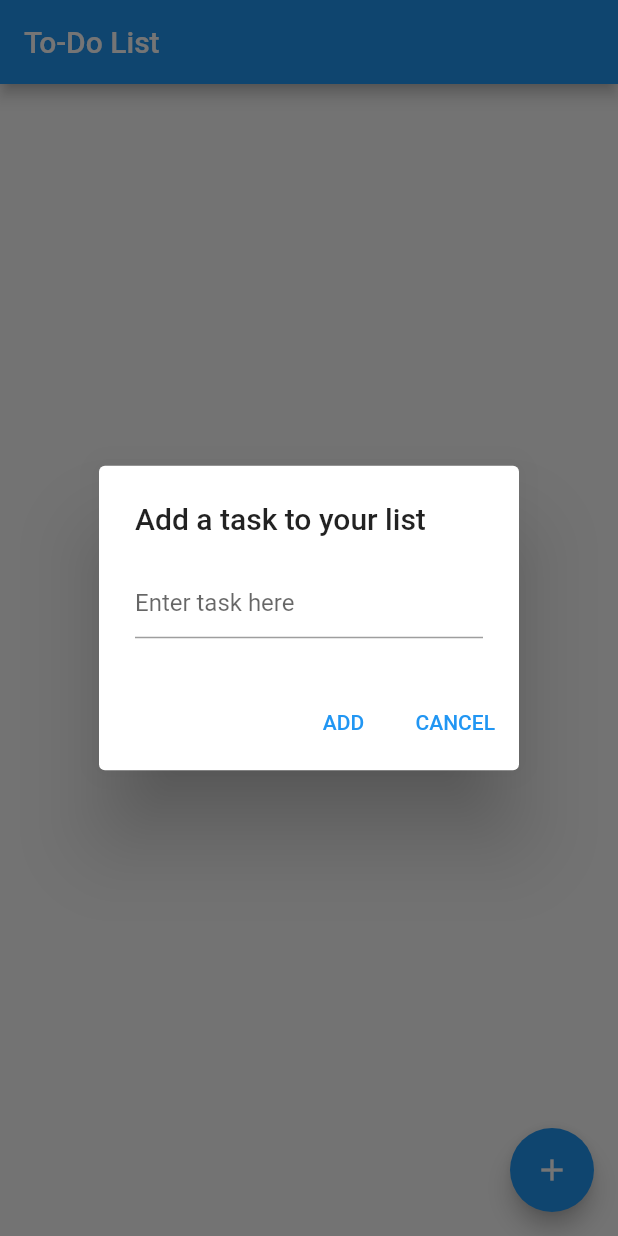
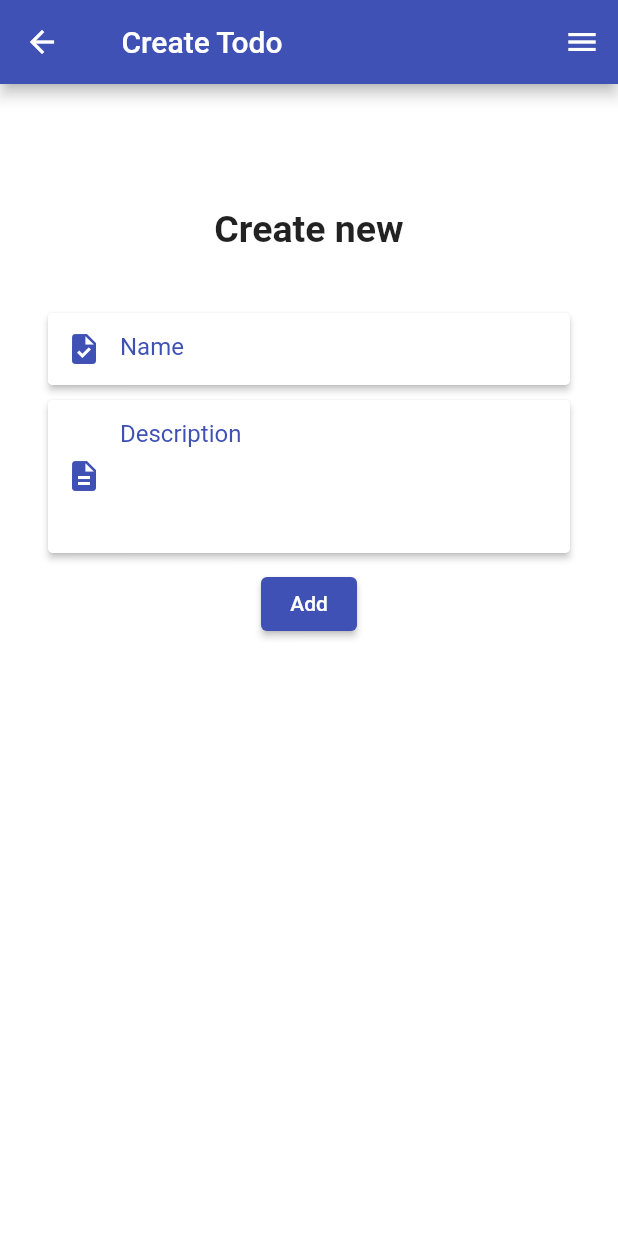
Before and after one commit to yuyumi/-CS-279R-pset-2, a Flutter app: the screen it shows after launch, after a tap on the "add" icon, on a phone screen of 412 x 824 dp. Run offline on Flutter 3.47's test engine with Material 2 defaults, Android fonts, the phone set to English and light mode, and no system bars; our stand-ins replace shared_preferences.

Commit message:
Tutorial Code with CRUD

```diff
--- /dev/null
+++ b/lib/components/Drawer.dart
@@ -0,0 +1,68 @@
+import 'package:flutter/material.dart';
+import 'package:flutter_todo/models/Todo.dart';
+
+class Todo_Drawer extends StatelessWidget {
+  @override
+  Widget build(BuildContext context) {
+    return Drawer(
+        child: Directionality(
+      textDirection: TextDirection.ltr,
+      child: ListView(
+        padding: EdgeInsets.zero,
+        children: <Widget>[
+          Container(
+            color: Colors.indigo,
+            height: 140,
+            child: DrawerHeader(
+              child: Row(
+                children: <Widget>[
+                  SizedBox(
+                    width: 5,
+                  ),
+                  Icon(Icons.check_box, color: Colors.white),
+                  SizedBox(
+                    width: 5,
+                  ),
+                  Text(
+                    Todo.appTitle,
+                    style: TextStyle(color: Colors.white, fontSize: 22),
+                  )
+                ],
+              ),
+              padding: EdgeInsets.all(30),
+              margin: EdgeInsets.all(0),
+            ),
+          ),
+          ListTile(
+            leading: Icon(
+              Icons.home,
+              color: Todo.appColor1,
+            ),
+            title: Text(
+              'Home',
+              style:
+                  TextStyle(color: Todo.appColor1, fontFamily: 'AvenirArabic'),
+            ),
+            onTap: () {
+              Navigator.of(context).pushNamedAndRemoveUntil(
+                  '/', (Route<dynamic> route) => false);
+            },
+          ),
+          ListTile(
+            leading: Icon(
+              Icons.add,
+              color: Todo.appColor1,
+            ),
+            title: Text(
+              'Create new',
+              style: TextStyle(color: Todo.appColor1),
+            ),
+            onTap: () {
+              Navigator.pushNamed(context, '/create');
+            },
+          ),
+        ],
+      ),
+    ));
+  }
+}
--- a/lib/main.dart
+++ b/lib/main.dart
@@ -1,92 +1,23 @@
-// Import packages
 import 'package:flutter/material.dart';
-import 'package:shared_preferences/shared_preferences.dart';
-import 'package:nanoid/nanoid.dart';
+import 'package:flutter_todo/services/saveData.dart';
+import 'package:flutter_todo/theme/style.dart';
+import 'package:flutter_todo/routes.dart';
 
-// Creates a stateless widget class named App
-class App extends StatelessWidget {
-  // Tells the Dart analyzer to override interface build methods with this method
+Future<void> main() async {
+  WidgetsFlutterBinding.ensureInitialized();
+  await Saved_Data.get_data();
+  runApp(TodoApp());
+}
+
+class TodoApp extends StatelessWidget {
   @override
-  // Create a MaterialApp interface with title 'To-Do List' and create  an instance of the TodoList class
   Widget build(BuildContext context) {
-    return MaterialApp(title: 'To-Do List', home: TodoList());
+    return MaterialApp(
+      debugShowCheckedModeBanner: false,
+      title: 'Todo App',
+      theme: appTheme(),
+      initialRoute: '/',
+      routes: Routes.routes,
+    );
   }
 }
-
-// Creates a stateful widget class named TodoList
-class TodoList extends StatefulWidget {
-  @override
-  _TodoListState createState() => _TodoListState();
-}
-
-class _TodoListState extends State<TodoList> {
-  final List<String> _todoList = <String>[];
-  final TextEditingController _textFieldController = TextEditingController();
-
-  @override
-  Widget build(BuildContext context) {
-    return Scaffold(
-      appBar: AppBar(title: const Text('To-Do List')),
-      body: ListView(children: _getItems()),
-      floatingActionButton: FloatingActionButton(
-          onPressed: () => _displayDialog(context),
-          tooltip: 'Add Item',
-          child: Icon(Icons.add)),
-    );
-  }
-
-  void _addTodoItem(String title) {
-    // Wrapping it inside a set state will notify
-    // the app that the state has changed
-    setState(() {
-      _todoList.add(title);
-    });
-    _textFieldController.clear();
-  }
-
-  // Generate list of item widgets
-  Widget _buildTodoItem(String title) {
-    return ListTile(title: Text(title));
-  }
-
-  // Generate a single item widget
-  Future<dynamic> _displayDialog(BuildContext context) async {
-    return showDialog(
-        context: context,
-        builder: (BuildContext context) {
-          return AlertDialog(
-            title: const Text('Add a task to your list'),
-            content: TextField(
-              controller: _textFieldController,
-              decoration: const InputDecoration(hintText: 'Enter task here'),
-            ),
-            actions: <Widget>[
-              TextButton(
-                child: const Text('ADD'),
-                onPressed: () {
-                  Navigator.of(context).pop();
-                  _addTodoItem(_textFieldController.text);
-                },
-              ),
-              TextButton(
-                child: const Text('CANCEL'),
-                onPressed: () {
-                  Navigator.of(context).pop();
-                },
-              )
-            ],
-          );
-        });
-  }
-
-  List<Widget> _getItems() {
-    final List<Widget> _todoWidgets = <Widget>[];
-    for (String title in _todoList) {
-      _todoWidgets.add(_buildTodoItem(title));
-    }
-    return _todoWidgets;
-  }
-}
-
-// Runs the main application
-void main() => runApp(App());
--- /dev/null
+++ b/lib/models/Todo.dart
@@ -0,0 +1,44 @@
+import 'package:flutter/material.dart';
+import 'package:flutter/widgets.dart';
+import 'package:flutter_todo/services/saveData.dart';
+import 'package:shared_preferences/shared_preferences.dart';
+
+class Todo {
+  static String appTitle = "Todo App";
+  static Color appColor1 = Color(0xFF1e2e5e);
+
+  static List<dynamic> all_tasks = [];
+
+  static void set_all_tasks(List<dynamic> t) {
+    all_tasks = t;
+    Saved_Data.set_data(all_tasks);
+  }
+
+  static void task_complete(int id) {
+    all_tasks[id]['complete'] = all_tasks[id]['complete'] == '0' ? '1' : '0';
+    Saved_Data.set_data(all_tasks);
+  }
+
+  static bool is_task_completed(int id) {
+    return all_tasks[id]['complete'] == '1' ? true : false;
+  }
+
+  static void add_task(String name, String description) {
+    all_tasks.add({'name': name, 'description': description, 'complete': '0'});
+    Saved_Data.set_data(all_tasks);
+  }
+
+  static void upd_task(int id, String name, String description, complete) {
+    all_tasks[id] = {
+      'name': name,
+      'description': description,
+      'complete': complete
+    };
+    Saved_Data.set_data(all_tasks);
+  }
+
+  static void del_task(BuildContext context, int id) {
+    all_tasks.removeAt(id);
+    Saved_Data.set_data(all_tasks);
+  }
+}
--- /dev/null
+++ b/lib/routes.dart
@@ -0,0 +1,15 @@
+import 'package:flutter_todo/screens/Home/HomePage.dart';
+import 'package:flutter_todo/screens/Todo/CreatePage.dart';
+import 'package:flutter_todo/screens/Todo/EditPage.dart';
+
+class Routes {
+  static int id = 0;
+
+  static var routes = {
+    '/': (context) => HomePage(),
+    '/create': (context) => CreatePage(),
+    '/update': (context) => UpdatePage(
+          id: id,
+        ),
+  };
+}
--- /dev/null
+++ b/lib/screens/Home/HomePage.dart
@@ -0,0 +1,161 @@
+import 'package:flutter/material.dart';
+import 'package:flutter_todo/components/Drawer.dart';
+import 'package:flutter_todo/models/Todo.dart';
+import 'package:flutter_todo/routes.dart';
+
+class HomePage extends StatefulWidget {
+  const HomePage({Key? key}) : super(key: key);
+
+  @override
+  State<HomePage> createState() => _HomePageState();
+}
+
+class _HomePageState extends State<HomePage> {
+  @override
+  void initState() {
+    //Todo.all_tasks.foreach((key,value)=>_list.add(value['name']));
+    super.initState();
+  }
+
+  @override
+  Widget build(BuildContext context) {
+    return SafeArea(
+      child: Scaffold(
+        appBar: AppBar(
+          title: Row(children: const [
+            Icon(Icons.check_box),
+            SizedBox(
+              width: 9,
+            ),
+            Text('Todo App')
+          ]),
+        ),
+        endDrawer: Todo_Drawer(),
+        body: Container(
+          padding: const EdgeInsets.fromLTRB(5, 20, 5, 10),
+          color: Colors.white,
+          child: ReorderableListView(
+            onReorder: (int start, int current) {
+              // dragging from top to bottom
+              if (start < current) {
+                int end = current - 1;
+                dynamic startItem = Todo.all_tasks[start];
+                int i = 0;
+                int local = start;
+                do {
+                  Todo.all_tasks[local] = Todo.all_tasks[++local];
+                  i++;
+                } while (i < end - start);
+                Todo.all_tasks[end] = startItem;
+              }
+              // dragging from bottom to top
+              else if (start > current) {
+                dynamic startItem = Todo.all_tasks[start];
+                for (int i = start; i > current; i--) {
+                  Todo.all_tasks[i] = Todo.all_tasks[i - 1];
+                }
+                Todo.all_tasks[current] = startItem;
+              }
+              setState(() {
+                Todo.set_all_tasks(Todo.all_tasks);
+              });
+            },
+            children: [
+              for (int i = 0; i < Todo.all_tasks.length; i++)
+                ListTile(
+                  key: Key("${i}"),
+                  leading: InkWell(
+                      child: Icon(
+                        Todo.is_task_completed(i)
+                            ? Icons.check_box
+                            : Icons.check_box_outline_blank,
+                      ),
+                      onTap: () {
+                        setState(() {
+                          Todo.task_complete(i);
+                        });
+                      }),
+                  title: Text("${Todo.all_tasks[i]['name']}",
+                      style: TextStyle(
+                          decoration: Todo.is_task_completed(i)
+                              ? TextDecoration.lineThrough
+                              : TextDecoration.none)),
+                  subtitle: Text("${Todo.all_tasks[i]['description']}",
+                      style: TextStyle(
+                          decoration: Todo.is_task_completed(i)
+                              ? TextDecoration.lineThrough
+                              : TextDecoration.none)),
+                  trailing: SizedBox(
+                    width: MediaQuery.of(context).size.width * 0.15,
+                    child: Row(
+                      children: [
+                        InkWell(
+                            child: const Icon(
+                              Icons.edit,
+                              color: Colors.indigoAccent,
+                            ),
+                            onTap: () {
+                              Routes.id = i;
+                              Navigator.pushNamed(context, '/update');
+                            }),
+                        const SizedBox(
+                          width: 5,
+                        ),
+                        InkWell(
+                            child: const Icon(
+                              Icons.delete,
+                              color: Colors.red,
+                            ),
+                            onTap: () {
+                              showDialog(
+                                  context: context,
+                                  builder: (BuildContext context) {
+                                    return AlertDialog(
+                                      title: const Text("Confirmation"),
+                                      content: const Text(
+                                          "Are you sure you want to delete?"),
+                                      actions: <Widget>[
+                                        TextButton(
+                                          child: const Text("Yes"),
+                                          onPressed: () {
+                                            setState(() {
+                                              Todo.del_task(context, i);
+                                            });
+                                            Navigator.of(context).pop();
+                                            ScaffoldMessenger.of(context)
+                                                .showSnackBar(
+                                              const SnackBar(
+                                                  content: Text(
+                                                      'Deleted Successfully')),
+                                            );
+                                          },
+                                        ),
+                                        TextButton(
+                                          child: const Text("No"),
+                                          onPressed: () {
+                                            Navigator.of(context).pop();
+                                          },
+                                        )
+                                      ],
+                                    );
+                                  });
+                            })
+                      ],
+                    ),
+                  ),
+                )
+              //_list.map((item) => .toList()
+            ],
+          ),
+        ),
+        floatingActionButton: FloatingActionButton(
+          onPressed: () {
+            Navigator.pushNamed(context, '/create');
+          },
+          tooltip: 'Increment',
+          child: const Icon(Icons.add),
+        ),
+      ),
+    );
+  }
+}
--- /dev/null
+++ b/lib/screens/Todo/CreatePage.dart
@@ -0,0 +1,143 @@
+import 'package:flutter/material.dart';
+import 'package:flutter/widgets.dart';
+import 'package:flutter_todo/components/Drawer.dart';
+import 'package:flutter_todo/models/Todo.dart';
+
+class CreatePage extends StatefulWidget {
+  const CreatePage({Key? key}) : super(key: key);
+
+  @override
+  State<CreatePage> createState() => _CreatePageState();
+}
+
+class _CreatePageState extends State<CreatePage> {
+  final _formKey = GlobalKey<FormState>();
+  String name = '';
+  String description = '';
+  @override
+  Widget build(BuildContext context) {
+    return Scaffold(
+      appBar: AppBar(
+        leading: IconButton(
+          icon: Icon(Icons.arrow_back),
+          onPressed: () => Navigator.pop(context, false),
+        ),
+        title: Row(children: const [
+          //Icon(Icons.check_box),
+          SizedBox(
+            width: 9,
+          ),
+          Text('Create Todo')
+        ]),
+      ),
+      endDrawer: Todo_Drawer(),
+      body: ListView(
+        children: [
+          SizedBox(
+            height: MediaQuery.of(context).size.height * 0.1,
+          ),
+          const Center(
+              child: Text(
+            'Create new',
+            style: TextStyle(fontSize: 25, fontWeight: FontWeight.bold),
+          )),
+          SizedBox(
+            height: MediaQuery.of(context).size.height * 0.05,
+          ),
+          Container(
+            padding: EdgeInsets.fromLTRB(0, 0, 0, 0),
+            child: Form(
+              key: _formKey,
+              child: Column(
+                children: <Widget>[
+                  Padding(
+                      padding: EdgeInsets.symmetric(horizontal: 32),
+                      child: Material(
+                          elevation: 2.0,
+                          borderRadius: BorderRadius.all(Radius.circular(3)),
+                          child: TextFormField(
+                            decoration: const InputDecoration(
+                                //labelText: 'Name',
+                                hintText: 'Name',
+                                prefixIcon: Material(
+                                  elevation: 0,
+                                  borderRadius:
+                                      BorderRadius.all(Radius.circular(3)),
+                                  child: Icon(
+                                    Icons.task,
+                                    color: Colors.indigo,
+                                  ),
+                                ),
+                                border: InputBorder.none,
+                                contentPadding: EdgeInsets.symmetric(
+                                    horizontal: 25, vertical: 13)),
+                            validator: (value) {
+                              if (value == null || value.isEmpty) {
+                                return 'Please enter some text';
+                              }
+                              return null;
+                            },
+                            onChanged: (value) {
+                              name = value.toString();
+                            },
+                          ))),
+                  const SizedBox(
+                    height: 10,
+                  ),
+                  Padding(
+                      padding: EdgeInsets.symmetric(horizontal: 32),
+                      child: Material(
+                          elevation: 2.0,
+                          borderRadius: BorderRadius.all(Radius.circular(3)),
+                          child: TextFormField(
+                            maxLines: 4,
+                            decoration: const InputDecoration(
+                                //labelText: 'Description',
+                                hintText: 'Description',
+                                prefixIcon: Material(
+                                  elevation: 0,
+                                  borderRadius:
+                                      BorderRadius.all(Radius.circular(3)),
+                                  child: Icon(
+                                    Icons.description,
+                                    color: Colors.indigo,
+                                  ),
+                                ),
+                                border: InputBorder.none,
+                                contentPadding: EdgeInsets.symmetric(
+                                    horizontal: 25, vertical: 13)),
+                            validator: (value) {
+                              if (value == null || value.isEmpty) {
+                                return 'Please enter some text';
+                              }
+                              return null;
+                            },
+                            onChanged: (value) {
+                              description = value.toString();
+                            },
+                          ))),
+                  const SizedBox(
+                    height: 10,
+                  ),
+                  ElevatedButton(
+                    onPressed: () {
+                      if (_formKey.currentState!.validate()) {
+                        Todo.add_task(name, description);
+                        Navigator.of(context).pushNamedAndRemoveUntil(
+                            '/', (Route<dynamic> route) => false);
+                        ScaffoldMessenger.of(context).showSnackBar(
+                          const SnackBar(content: Text('Added Successfully')),
+                        );
+                      }
+                    },
+                    child: const Text('Add'),
+                  ),
+                ],
+              ),
+            ),
+          )
+        ],
+      ),
+    );
+  }
+}
--- /dev/null
+++ b/lib/services/saveData.dart
@@ -0,0 +1,28 @@
+import 'dart:convert';
+
+import 'package:flutter/material.dart';
+import 'package:flutter_todo/models/Todo.dart';
+import 'package:shared_preferences/shared_preferences.dart';
+
+class Saved_Data {
+  static Future<void> set_data(List<dynamic> _data) async {
+    String d = json.encode(_data);
+    final prefs = await SharedPreferences.getInstance();
+    await prefs.setString('all_tasks', d);
+  }
+
+  static Future<void> get_data() async {
+    final prefs = await SharedPreferences.getInstance();
+    String all_tasks = '';
+    all_tasks = (prefs.getString('all_tasks') != null
+        ? prefs.getString('all_tasks')
+        : '')!;
+    print(all_tasks);
+    if (all_tasks != '') {
+      Todo.all_tasks = json.decode(all_tasks) as List<dynamic>;
+      //return json.decode(all_tasks);
+    } else {
+      //return [];
+    }
+  }
+}
--- /dev/null
+++ b/lib/theme/style.dart
@@ -0,0 +1,14 @@
+import 'package:flutter/material.dart';
+
+ThemeData appTheme() {
+  return ThemeData(
+    primarySwatch: Colors.indigo,
+    primaryColor: Colors.indigo,
+    accentColor: Colors.indigoAccent,
+    hintColor: Colors.indigo,
+    dividerColor: Colors.indigo,
+    buttonColor: Colors.indigo,
+    scaffoldBackgroundColor: Colors.white,
+    canvasColor: Colors.white,
+  );
+}
--- a/pubspec.yaml
+++ b/pubspec.yaml
@@ -31,9 +31,8 @@ environment:
 dependencies:
   flutter:
     sdk: flutter
-  shared_preferences: "2.0.15"
-  nanoid: "1.0.0"
-
+  http: ^0.13.4
+  shared_preferences: ^2.0.15
 
   # The following adds the Cupertino Icons font to your application.
   # Use with the CupertinoIcons class for iOS style icons.
```
Also changed, not shown: lib/screens/Todo/EditPage.dart (added, +157 -0 lines), pubspec.lock, 1 other file.
